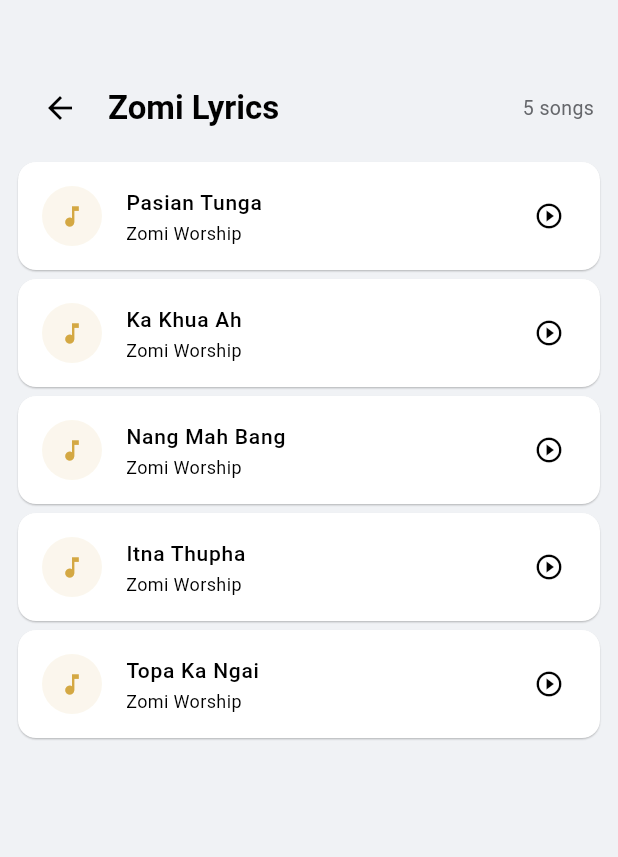
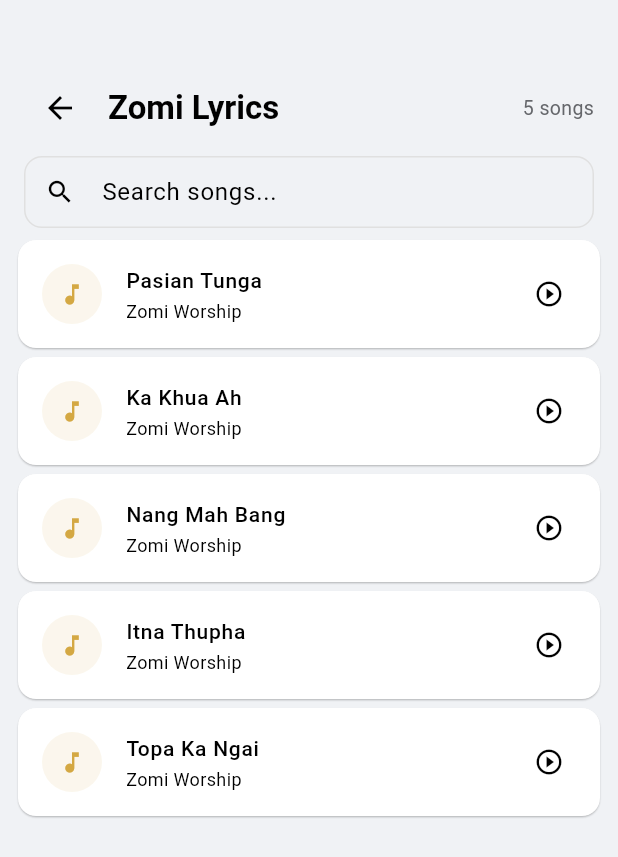
Before and after one commit to paumkim/pau-app, a Flutter app: the LyricsScreen screen opened directly, on a phone screen of 412 x 824 dp. Shown: the top 857 px of the screen. Run offline on Flutter 3.47's test engine with Material 3 defaults, Android fonts, the phone set to English and light mode, and no system bars; our stand-ins replace file_picker, hive_flutter, shared_preferences; accounts and stored records are empty.

Commit message:
Zomi Lyrics: add search bar for song titles

```diff
--- a/lib/screens/plugins/lyrics_screen.dart
+++ b/lib/screens/plugins/lyrics_screen.dart
@@ -9,7 +9,7 @@ class LyricsScreen extends StatefulWidget {
 }
 
 class _LyricsScreenState extends State<LyricsScreen> {
-  final List<Map<String, String>> _songs = [
+  final List<Map<String, String>> _allSongs = [
     {'title': 'Pasian Tunga', 'artist': 'Zomi Worship', 'lyrics': _pasianTunga},
     {'title': 'Ka Khua Ah', 'artist': 'Zomi Worship', 'lyrics': _kaKhuaAh},
     {'title': 'Nang Mah Bang', 'artist': 'Zomi Worship', 'lyrics': _nangMahBang},
@@ -17,13 +17,42 @@ class _LyricsScreenState extends State<LyricsScreen> {
     {'title': 'Topa Ka Ngai', 'artist': 'Zomi Worship', 'lyrics': _topaKaNgai},
   ];
 
+  List<Map<String, String>> _filtered = [];
+  final _searchCtrl = TextEditingController();
+
+  @override
+  void initState() {
+    super.initState();
+    _filtered = List.from(_allSongs);
+  }
+
+  @override
+  void dispose() {
+    _searchCtrl.dispose();
+    super.dispose();
+  }
+
+  void _search(String q) {
+    setState(() {
+      if (q.trim().isEmpty) {
+        _filtered = List.from(_allSongs);
+      } else {
+        final query = q.toLowerCase();
+        _filtered = _allSongs.where((s) =>
+          (s['title'] ?? '').toLowerCase().contains(query) ||
+          (s['artist'] ?? '').toLowerCase().contains(query)
+        ).toList();
+      }
+    });
+  }
+
   @override
   Widget build(BuildContext context) {
     return Scaffold(
       body: Column(
         children: [
           Container(
-            padding: const EdgeInsets.fromLTRB(16, 48, 16, 12),
+            padding: const EdgeInsets.fromLTRB(16, 48, 16, 8),
             child: Row(
               children: [
                 IconButton(
@@ -34,18 +63,52 @@ class _LyricsScreenState extends State<LyricsScreen> {
                   style: Theme.of(context).textTheme.titleLarge?.copyWith(
                     fontWeight: FontWeight.w600)),
                 const Spacer(),
-                Text('${_songs.length} songs',
+                Text('${_allSongs.length} songs',
                   style: TextStyle(
                     fontSize: 13, color: AppTheme.textSecondaryLight)),
               ],
             ),
           ),
+          // Search bar
+          Padding(
+            padding: const EdgeInsets.symmetric(horizontal: 16),
+            child: TextField(
+              controller: _searchCtrl,
+              decoration: InputDecoration(
+                hintText: 'Search songs...',
+                prefixIcon: const Icon(Icons.search, size: 20),
+                contentPadding: const EdgeInsets.symmetric(vertical: 8),
+                suffixIcon: _searchCtrl.text.isNotEmpty
+                    ? IconButton(
+                        icon: const Icon(Icons.clear, size: 18),
+                        onPressed: () { _searchCtrl.clear(); _search(''); },
+                      )
+                    : null,
+              ),
+              onChanged: _search,
+            ),
+          ),
+          const SizedBox(height: 8),
+          // Results
           Expanded(
-            child: ListView.builder(
+            child: _filtered.isEmpty
+                ? Center(
+                    child: Column(
+                      mainAxisAlignment: MainAxisAlignment.center,
+                      children: [
+                        Icon(Icons.search_off,
+                          size: 40, color: AppTheme.textSecondaryLight.withAlpha(80)),
+                        const SizedBox(height: 12),
+                        Text('No songs found',
+                          style: TextStyle(color: AppTheme.textSecondaryLight)),
+                      ],
+                    ),
+                  )
+                : ListView.builder(
                     padding: const EdgeInsets.symmetric(horizontal: 12),
-              itemCount: _songs.length,
+                    itemCount: _filtered.length,
                     itemBuilder: (context, index) {
-                final song = _songs[index];
+                      final song = _filtered[index];
                       return Card(
                         margin: const EdgeInsets.only(bottom: 6),
                         child: ListTile(
```
Lines whose indentation alone changed are shown as unchanged.
